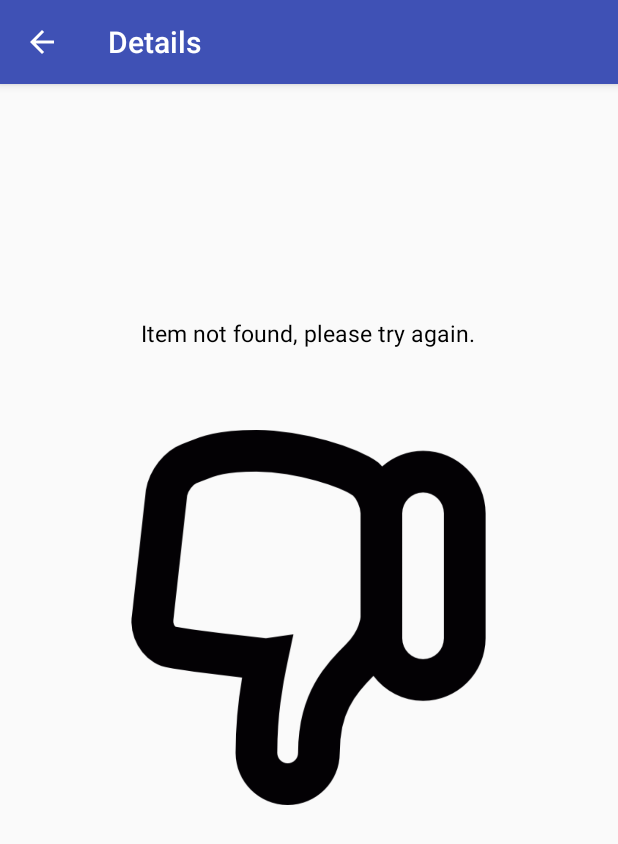
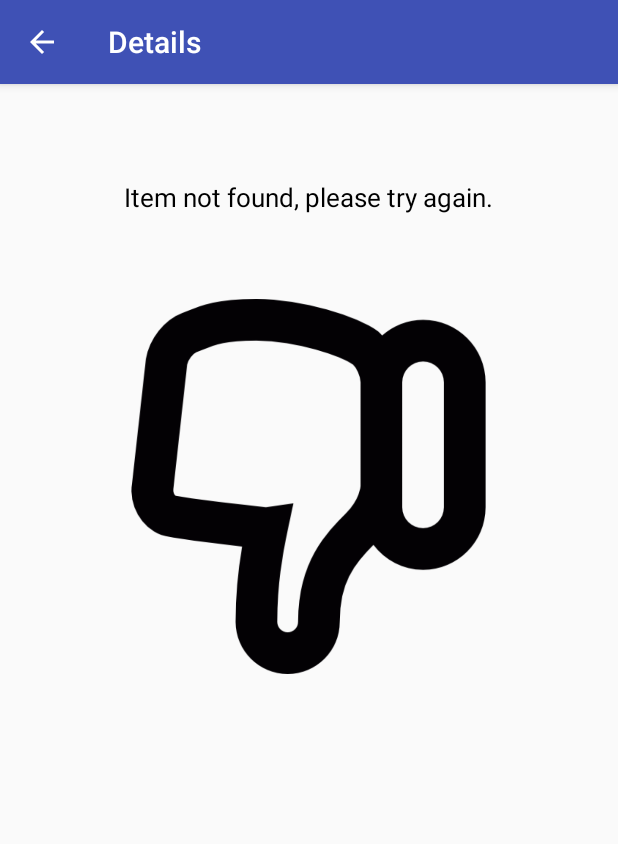
Before and after one commit to Gasperan/androidawesome, an Android app: the ResultActivity screen opened directly, with no data from a screen before it, on a phone screen of 412 x 824 dp. Shown: the top 844 px of the screen. Run offline under Robolectric (Android 15) with nearby library versions, the phone set to English and light mode, and no system bars; our stand-ins replace ButterKnife.

Commit message:
improvements in result layout

```diff
--- a/app/src/main/res/layout/activity_result.xml
+++ b/app/src/main/res/layout/activity_result.xml
@@ -26,9 +26,10 @@
         android:layout_width="250dp"
         android:layout_height="250dp"
         android:id="@+id/imageView"
-        android:layout_centerVertical="true"
+        android:src="@drawable/thumb_down"
+        android:layout_below="@+id/textView"
         android:layout_centerHorizontal="true"
-        android:src="@drawable/thumb_down" />
+        android:layout_marginTop="56dp" />
 
     <TextView
         android:layout_width="wrap_content"
@@ -36,10 +37,10 @@
         android:text="@string/problems"
         android:textColor="@android:color/black"
         android:id="@+id/textView"
-        android:textSize="15sp"
-        android:layout_above="@+id/imageView"
+        android:textSize="17sp"
+        android:layout_below="@+id/appbar"
         android:layout_centerHorizontal="true"
-        android:layout_marginBottom="54dp" />
+        android:layout_marginTop="63dp" />
 
 
 
```
